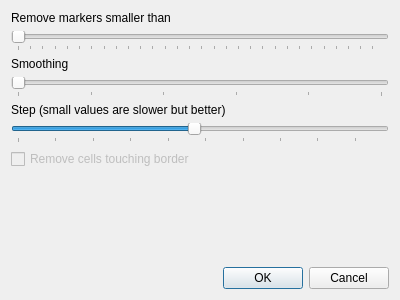
The window that views/watershed.ui (tmramalho/bigCellBrotherGUI) describes before a commit, drawn with Qt 5.
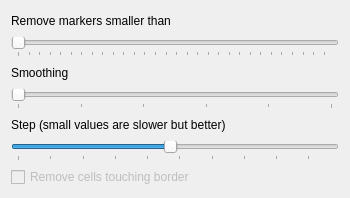
The same window after the commit.

What changed in the file:
```diff
--- a/views/watershed.ui
+++ b/views/watershed.ui
@@ -6,24 +6,20 @@
    <rect>
     <x>0</x>
     <y>0</y>
-    <width>400</width>
-    <height>300</height>
+    <width>350</width>
+    <height>198</height>
    </rect>
   </property>
+  <property name="sizePolicy">
+   <sizepolicy hsizetype="Fixed" vsizetype="Fixed">
+    <horstretch>0</horstretch>
+    <verstretch>0</verstretch>
+   </sizepolicy>
+  </property>
   <property name="windowTitle">
    <string>Dialog</string>
   </property>
   <layout class="QGridLayout" name="gridLayout">
-   <item row="1" column="0">
-    <widget class="QDialogButtonBox" name="buttonBox">
-     <property name="orientation">
-      <enum>Qt::Horizontal</enum>
-     </property>
-     <property name="standardButtons">
-      <set>QDialogButtonBox::Cancel|QDialogButtonBox::Ok</set>
-     </property>
-    </widget>
-   </item>
    <item row="0" column="0">
     <layout class="QVBoxLayout" name="verticalLayout">
      <item>
@@ -123,19 +119,6 @@
        </property>
       </widget>
      </item>
-     <item>
-      <spacer name="verticalSpacer">
-       <property name="orientation">
-        <enum>Qt::Vertical</enum>
-       </property>
-       <property name="sizeHint" stdset="0">
-        <size>
-         <width>20</width>
-         <height>40</height>
-        </size>
-       </property>
-      </spacer>
-     </item>
     </layout>
    </item>
   </layout>
```
Left out of the diff: 35 changed lines with no effect on the pictures.
